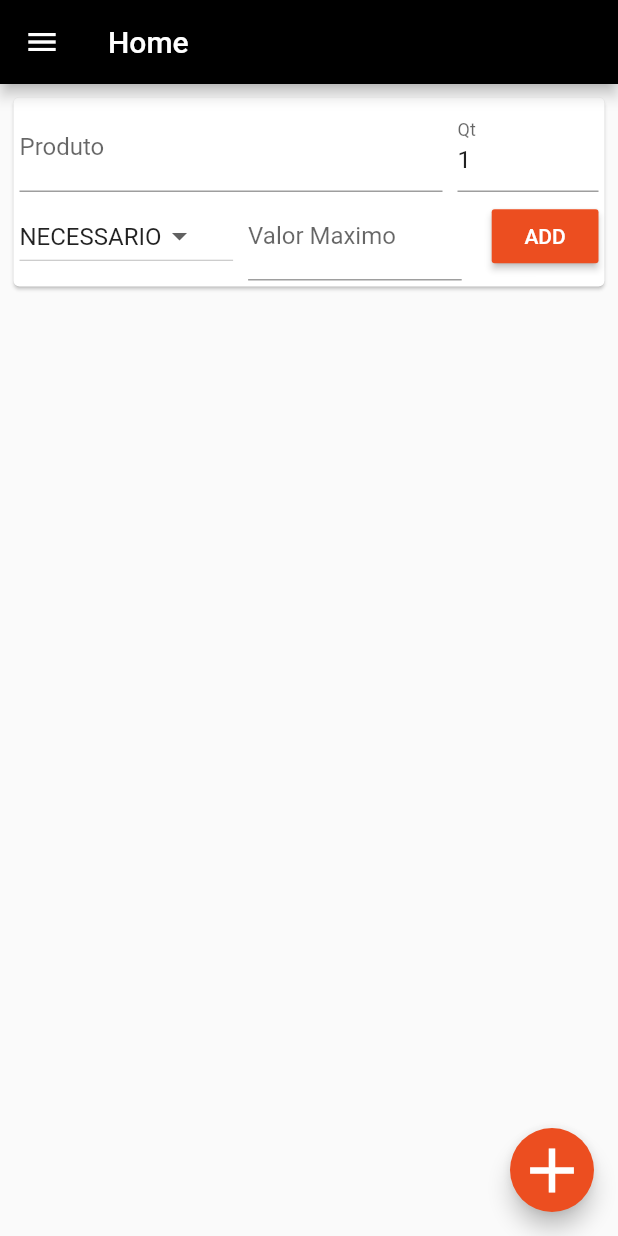
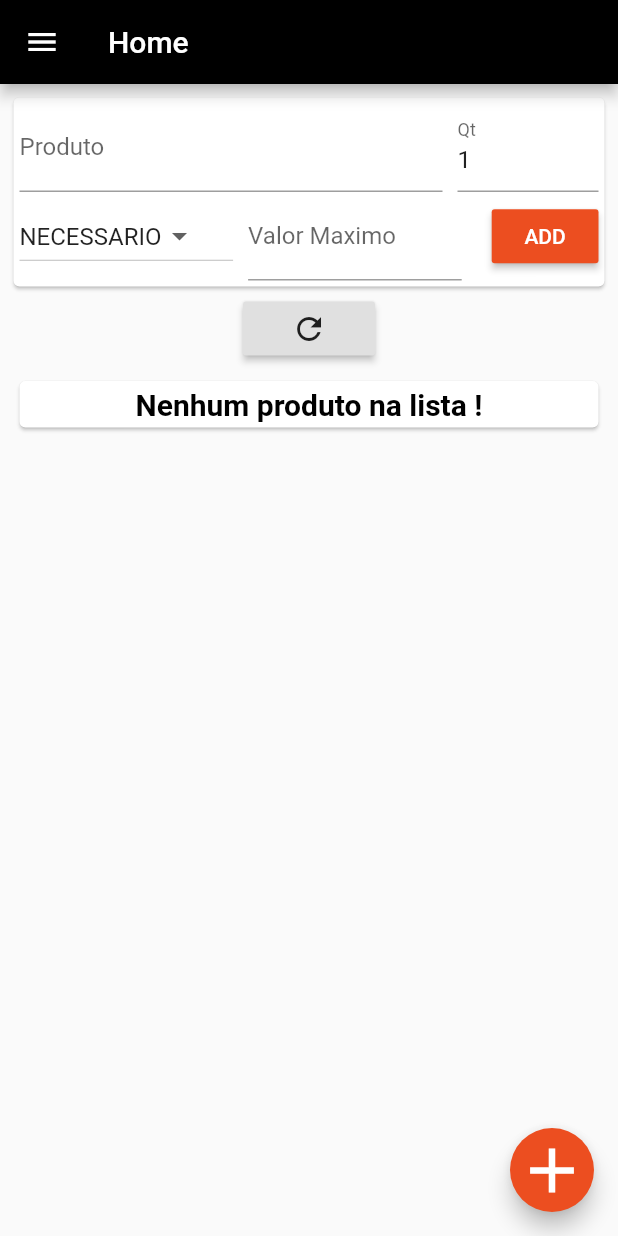
Before and after one commit to wendlerRamos/shopping_list, a Flutter app: the screen it shows after launch, on a phone screen of 412 x 824 dp. Run offline on Flutter 3.47's test engine with Material 2 defaults, Android fonts, the phone set to English and light mode, and no system bars; our stand-ins replace cloud_firestore; accounts and stored records are empty.

Commit message:
Implementation of items list

```diff
--- a/lib/models/item_model.dart
+++ b/lib/models/list_model.dart
@@ -30,7 +30,9 @@ class ListModel extends Model{
     notifyListeners();
   }
 
-
+  static void removeItem2(ItemList itemList, listCode){
+    Firestore.instance.collection("shoppingLists").document(listCode).collection('products').document(itemList.productId).delete();
+  }
 
   void setProductStatus(ItemList itemList){
     if(itemList.status){
--- a/lib/screens/home.dart
+++ b/lib/screens/home.dart
@@ -3,6 +3,7 @@ import 'package:flutter/material.dart';
 import 'package:shopping_list/widgets/alert_new.dart';
 import 'package:shopping_list/widgets/drawer.dart';
 import 'package:shopping_list/widgets/form_new_item.dart';
+import 'package:shopping_list/widgets/items_list.dart';
 
 class HomeScreen extends StatefulWidget {
   @override
@@ -31,22 +32,30 @@ class _HomeScreenState extends State<HomeScreen> {
             alertNewList(context);
           },
         ),
-        body: SingleChildScrollView(
+        body: Padding(
           padding:
               EdgeInsets.only(top: 5.0, bottom: 2.0, left: 5.0, right: 5.0),
-          scrollDirection: Axis.vertical,
           child: Column(
+            verticalDirection: VerticalDirection.down,
             children: <Widget>[
               Card(
-                borderOnForeground: true,
-                child: Padding(
-                  padding: EdgeInsets.all(4.0),
-                  child: FormRegister(),
-                )
+                  borderOnForeground: true,
+                  child: Padding(
+                    padding: EdgeInsets.all(4.0),
+                    child: FormRegister(),
+                  )
               ),
+              RaisedButton(
+                child: Icon(Icons.refresh),
+                onPressed: (){ setState(() {
+
+                });},
+              ),
+              ItemsList()
             ],
           ),
-        ));
+        )
+    );
   }
 
   void testFirebase() {
--- a/lib/widgets/form_new_item.dart
+++ b/lib/widgets/form_new_item.dart
@@ -1,6 +1,6 @@
 import 'package:flutter/material.dart';
 import 'package:shopping_list/datas/item_data.dart';
-import 'package:shopping_list/models/item_model.dart';
+import 'package:shopping_list/models/list_model.dart';
 
 class FormRegister extends StatefulWidget {
   @override
@@ -111,7 +111,7 @@ class _FormRegisterState extends State<FormRegister> {
                       itemList.quantity = double.parse(_qtController.text);
                       if (_maxValueController.text != "") {
                         itemList.maxValue =
-                            double.parse(_maxValueController.text);
+                            double.tryParse(_maxValueController.text);
                       }
                       itemList.priority = _currentState.toString();
                       ListModel('teste').addProductToList(itemList);
--- /dev/null
+++ b/lib/widgets/items_list.dart
@@ -0,0 +1,65 @@
+import 'package:flutter/material.dart';
+import 'package:scoped_model/scoped_model.dart';
+import 'package:shopping_list/models/list_model.dart';
+
+import 'item_widget.dart';
+
+class ItemsList extends StatefulWidget {
+  @override
+  _ItemsListState createState() => _ItemsListState();
+}
+
+class _ItemsListState extends State<ItemsList> {
+  @override
+  Widget build(BuildContext context) {
+    return Expanded(
+      child: ListView(
+
+        shrinkWrap: true,
+        padding: EdgeInsets.only(top: 5.0, left: 4.0, right: 4.0),
+        scrollDirection: Axis.vertical,
+        children: <Widget>[
+          SizedBox(
+            height: 2.0,
+          ),
+          Card(
+            margin: EdgeInsets.all(4.0),
+            child: Padding(
+                padding: EdgeInsets.all(4.0),
+                child: ScopedModel<ListModel>(
+                  model: ListModel('teste'),
+                  child: ScopedModelDescendant<ListModel>(
+                    rebuildOnChange: true,
+                    builder: (context, child, model) {
+                      if (model.isLoading) {
+                        return Center(
+                          child: CircularProgressIndicator(),
+                        );
+                      }else if (model.products == null || model.products.length == 0) {
+                        return Center(
+                          child: Text(
+                            "Nenhum produto na lista !",
+                            style: TextStyle(
+                                fontSize: 20.0,
+                                fontWeight: FontWeight.bold,
+                                color: Theme.of(context).primaryColor),
+                            textAlign: TextAlign.center,
+                          ),
+                        );
+                      } else {
+                        //print("Itens: ${model.products.length}");
+                        return Column(
+                          children: model.products.map((product) {
+                            return ItemWidget(product);
+                          }).toList(),
+                        );
+                      }
+                    },
+                  ),
+                )),
+          ),
+        ],
+      ),
+    );
+  }
+}
```
Also changed, not shown: lib/datas/item_data.dart (+12 -1 lines), lib/widgets/item_widget.dart (added, +43 -0 lines).
